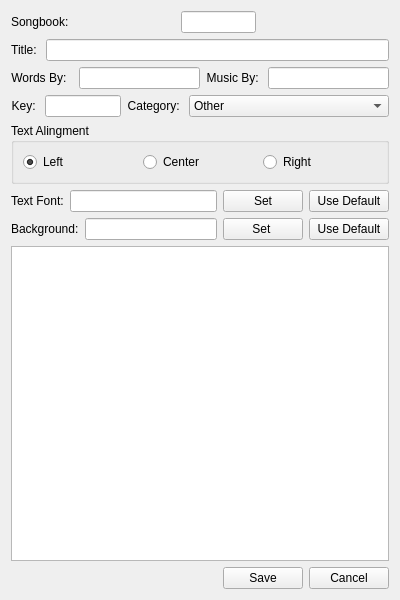
Before: the Qt Designer form src/editwidget.ui in SoftProjector/src, drawn with Qt 5.
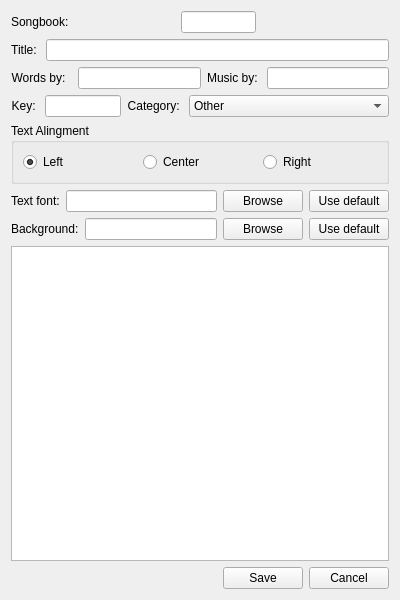
After: the same form once the commit is applied.

Patch:
```diff
--- a/src/editwidget.ui
+++ b/src/editwidget.ui
@@ -89,7 +89,7 @@
      <item row="0" column="0">
       <widget class="QLabel" name="label_16">
        <property name="text">
-        <string>Words By:  </string>
+        <string>Words by:  </string>
        </property>
        <property name="alignment">
         <set>Qt::AlignRight|Qt::AlignTrailing|Qt::AlignVCenter</set>
@@ -102,7 +102,7 @@
      <item row="0" column="2">
       <widget class="QLabel" name="label_18">
        <property name="text">
-        <string>Music By: </string>
+        <string>Music by: </string>
        </property>
        <property name="alignment">
         <set>Qt::AlignRight|Qt::AlignTrailing|Qt::AlignVCenter</set>
@@ -473,21 +473,21 @@
      <item row="0" column="2">
       <widget class="QPushButton" name="font_button">
        <property name="text">
-        <string>Set</string>
+        <string>Browse</string>
        </property>
       </widget>
      </item>
      <item row="0" column="3">
       <widget class="QPushButton" name="font_default_button">
        <property name="text">
-        <string>Use Default</string>
+        <string>Use default</string>
        </property>
       </widget>
      </item>
      <item row="0" column="0">
       <widget class="QLabel" name="font_label">
        <property name="text">
-        <string>Text Font:</string>
+        <string>Text font:</string>
        </property>
       </widget>
      </item>
@@ -515,14 +515,14 @@
      <item row="0" column="2">
       <widget class="QPushButton" name="wall_button">
        <property name="text">
-        <string>Set </string>
+        <string>Browse</string>
        </property>
       </widget>
      </item>
      <item row="0" column="3">
       <widget class="QPushButton" name="wall_default_button">
        <property name="text">
-        <string>Use Default</string>
+        <string>Use default</string>
        </property>
       </widget>
      </item>
```
Left out of the diff: 2 changed lines with no effect on the pictures.
